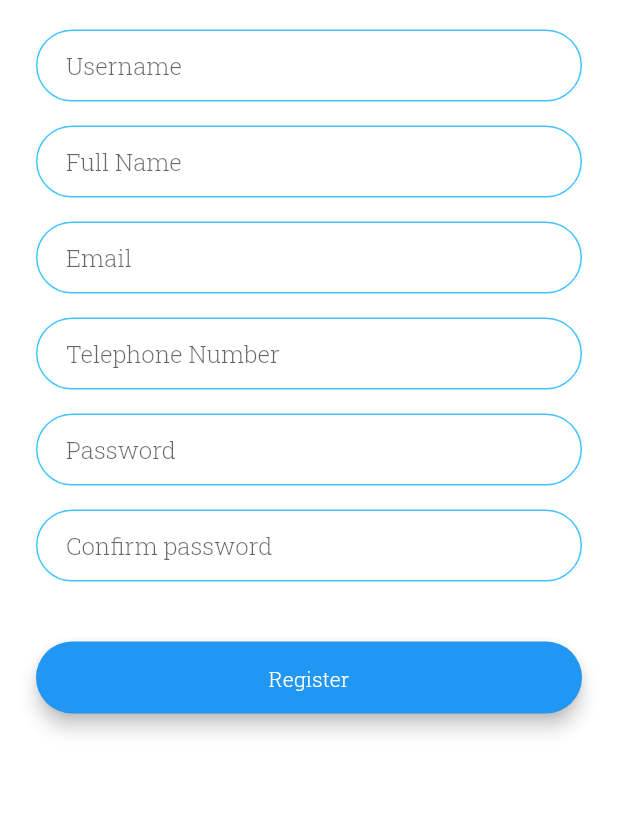
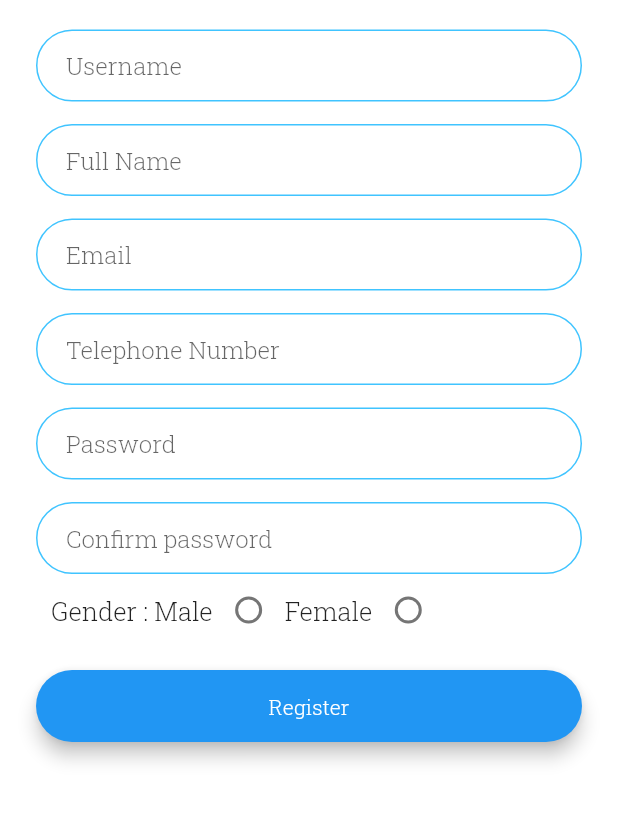
Before and after one commit to Dileepa97/TCS-mobileapp, a Flutter app: the RegistrationScreen screen opened by its route, on a phone screen of 412 x 824 dp, the part 353-1177 px from its top. Run offline on Flutter 3.47's test engine with Material 2 defaults, Android fonts, the phone set to English and light mode, and no system bars; our stand-ins replace animated_text_kit, flutter_secure_storage, modal_progress_hud; missing offline and left inert: dart:js, enum_to_string; accounts and stored records are empty; generated files the repository leaves out were written again.

Commit message:
added radio buttons for gender

```diff
--- a/lib/view/auth/login_screen.dart
+++ b/lib/view/auth/login_screen.dart
@@ -141,7 +141,7 @@ class _LoginScreenState extends State<LoginScreen> {
                 children: [Text('or')],
               ),
               RoundedButton(
-                color: Colors.greenAccent[400],
+                color: Colors.greenAccent[700],
                 onPressed: () {
                   Navigator.pushNamed(context, RegistrationScreen.id);
                 },
--- a/lib/view/auth/registration_screen.dart
+++ b/lib/view/auth/registration_screen.dart
@@ -14,20 +14,19 @@ class RegistrationScreen extends StatefulWidget {
 }
 
 class _RegistrationScreenState extends State<RegistrationScreen> {
-  static const double spaceBetweenFields = 16.0;
+  static const double spaceBetweenFields = 15.0;
 
   //form controllers
 
-  final TextEditingController _usernameController = TextEditingController();
-  final TextEditingController _fullNameController = TextEditingController();
-  final TextEditingController _emailController = TextEditingController();
-  final TextEditingController _telephoneNumberController =
-      TextEditingController();
-  final TextEditingController _passwordController = TextEditingController();
-  final TextEditingController _confirmPasswordController =
-      TextEditingController();
+  TextEditingController _usernameController = TextEditingController();
+  TextEditingController _fullNameController = TextEditingController();
+  TextEditingController _emailController = TextEditingController();
+  TextEditingController _telephoneNumberController = TextEditingController();
+  TextEditingController _passwordController = TextEditingController();
+  TextEditingController _confirmPasswordController = TextEditingController();
 
   bool spin = false;
+  var gender;
 
   @override
   Widget build(BuildContext context) {
@@ -124,8 +123,45 @@ class _RegistrationScreenState extends State<RegistrationScreen> {
                 decoration: inputDeco(Colors.lightBlueAccent)
                     .copyWith(hintText: 'Confirm password'),
               ),
-              SizedBox(
-                height: 24.0,
+              Row(
+                mainAxisAlignment: MainAxisAlignment.start,
+                children: [
+                  SizedBox(
+                    width: 10,
+                  ),
+                  Text(
+                    "Gender : ",
+                    style: TextStyle(fontSize: 17),
+                  ),
+                  Text(
+                    "Male",
+                    style: TextStyle(fontSize: 17),
+                  ),
+                  Radio(
+                    value: 'Male',
+                    groupValue: gender,
+                    onChanged: (value) {
+                      setState(() {
+                        gender = value;
+                        print(gender);
+                      });
+                    },
+                  ),
+                  Text(
+                    "Female",
+                    style: TextStyle(fontSize: 17),
+                  ),
+                  Radio(
+                    value: 'Female',
+                    groupValue: gender,
+                    onChanged: (value) {
+                      setState(() {
+                        gender = value;
+                        print(gender);
+                      });
+                    },
+                  ),
+                ],
               ),
               RoundedButton(
                 color: Colors.blue,
```
